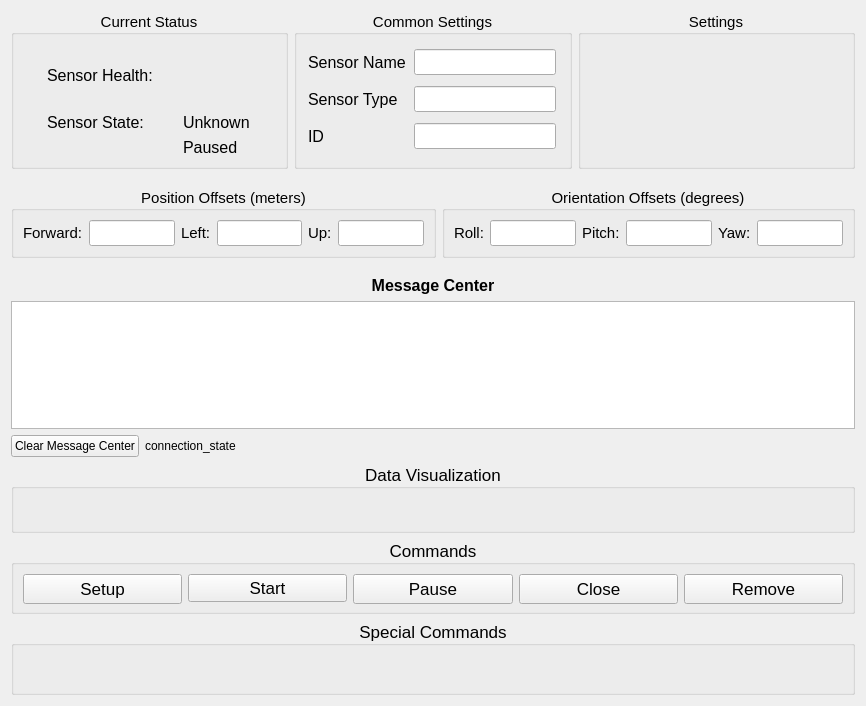
Above: source/sensor_view_widget.ui from DySense/DySense before the change. Below: the same form after it.
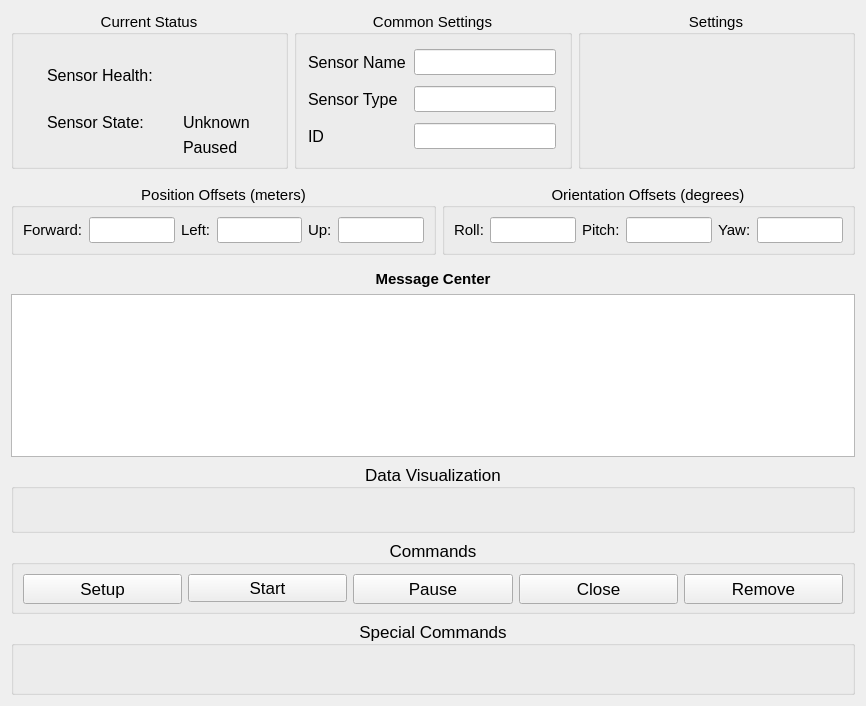
That is the form after the change.

```diff
--- a/source/sensor_view_widget.ui
+++ b/source/sensor_view_widget.ui
@@ -226,7 +226,7 @@
      <property name="sizeHint" stdset="0">
       <size>
        <width>20</width>
-       <height>12</height>
+       <height>9</height>
       </size>
      </property>
     </spacer>
@@ -340,7 +340,7 @@
      <property name="sizeHint" stdset="0">
       <size>
        <width>20</width>
-       <height>12</height>
+       <height>9</height>
       </size>
      </property>
     </spacer>
@@ -351,7 +351,7 @@
       <widget class="QLabel" name="message_center_label">
        <property name="font">
         <font>
-         <pointsize>12</pointsize>
+         <pointsize>11</pointsize>
          <weight>75</weight>
          <bold>true</bold>
         </font>
@@ -382,35 +382,7 @@
     </layout>
    </item>
    <item>
-    <layout class="QHBoxLayout" name="horizontalLayout">
-     <item>
-      <widget class="QPushButton" name="clear_sensor_message_center_button">
-       <property name="text">
-        <string>Clear Message Center</string>
-       </property>
-      </widget>
-     </item>
-     <item>
-      <widget class="QLabel" name="sensor_connection_state_label">
-       <property name="text">
-        <string>connection_state</string>
-       </property>
-      </widget>
-     </item>
-     <item>
-      <spacer name="horizontalSpacer">
-       <property name="orientation">
-        <enum>Qt::Horizontal</enum>
-       </property>
-       <property name="sizeHint" stdset="0">
-        <size>
-         <width>40</width>
-         <height>20</height>
-        </size>
-       </property>
-      </spacer>
-     </item>
-    </layout>
+    <layout class="QHBoxLayout" name="horizontalLayout"/>
    </item>
    <item>
     <widget class="QGroupBox" name="data_group_box">
```
Left out of the diff: 1 changed line with no effect on the pictures.
